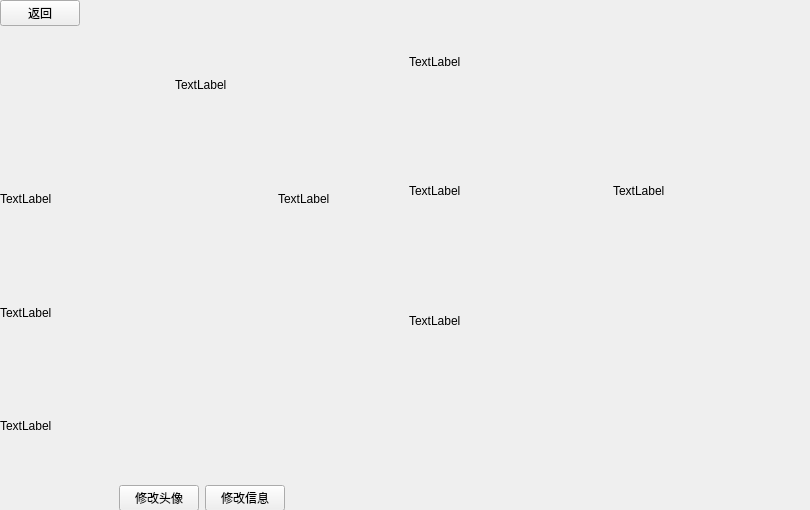
Qt form Esther-part/profile.ui (jadeyun/2025-Project) before a commit.
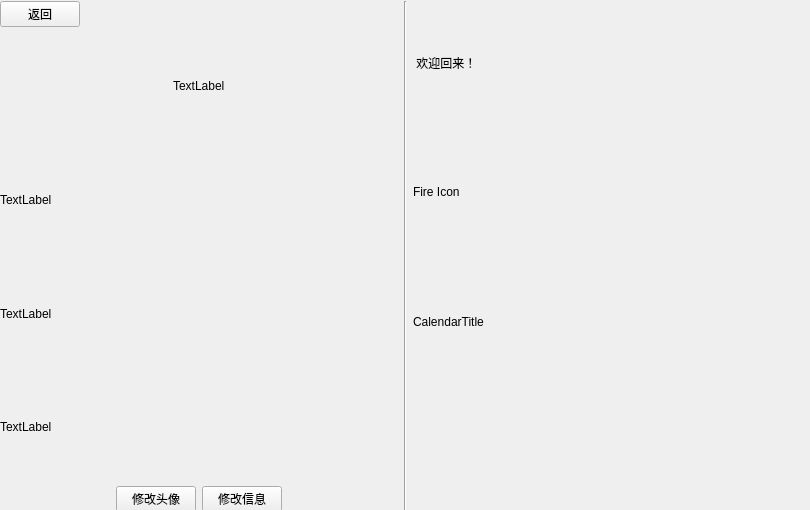
The same form after that commit.

Commit message: Profile and mainwindow.

```diff
--- a/Esther-part/profile.ui
+++ b/Esther-part/profile.ui
@@ -13,11 +13,11 @@
   <property name="windowTitle">
    <string>Form</string>
   </property>
-  <widget class="QWidget" name="">
+  <widget class="QWidget" name="horizontalLayoutWidget">
    <property name="geometry">
     <rect>
      <x>0</x>
-     <y>0</y>
+     <y>1</y>
      <width>811</width>
      <height>511</height>
     </rect>
@@ -39,24 +39,13 @@
         </property>
        </widget>
       </item>
-      <item>
-       <layout class="QHBoxLayout" name="innerLayout">
-        <item>
+      <item alignment="Qt::AlignmentFlag::AlignLeft">
          <widget class="QLabel" name="nicknameLabel">
           <property name="text">
            <string>TextLabel</string>
           </property>
          </widget>
         </item>
-        <item alignment="Qt::AlignmentFlag::AlignHCenter">
-         <widget class="QLabel" name="flagLabel">
-          <property name="text">
-           <string>TextLabel</string>
-          </property>
-         </widget>
-        </item>
-       </layout>
-      </item>
       <item>
        <widget class="QLabel" name="emailAddressLabel">
         <property name="text">
@@ -91,37 +80,33 @@
       </item>
      </layout>
     </item>
+    <item>
+     <widget class="Line" name="middleLine">
+      <property name="orientation">
+       <enum>Qt::Orientation::Vertical</enum>
+      </property>
+     </widget>
+    </item>
     <item>
      <layout class="QVBoxLayout" name="rightLayout">
       <item>
        <widget class="QLabel" name="streakTitleLabel">
         <property name="text">
-         <string>TextLabel</string>
-        </property>
-       </widget>
-      </item>
-      <item>
-       <layout class="QHBoxLayout" name="streakFireLayout">
-        <item>
-         <widget class="QLabel" name="streakCountLabel">
-          <property name="text">
-           <string>TextLabel</string>
+         <string> 欢迎回来！</string>
           </property>
          </widget>
         </item>
         <item>
          <widget class="QLabel" name="fireLabel">
           <property name="text">
-           <string>TextLabel</string>
+         <string>Fire Icon</string>
           </property>
          </widget>
         </item>
-       </layout>
-      </item>
       <item>
        <widget class="QLabel" name="bestStreakLabel">
         <property name="text">
-         <string>TextLabel</string>
+         <string>CalendarTitle</string>
         </property>
        </widget>
       </item>
```
Left out of the diff: 4 changed lines with no effect on the pictures. Lines whose indentation alone changed are shown as unchanged. The commit also changes 3 other files.
